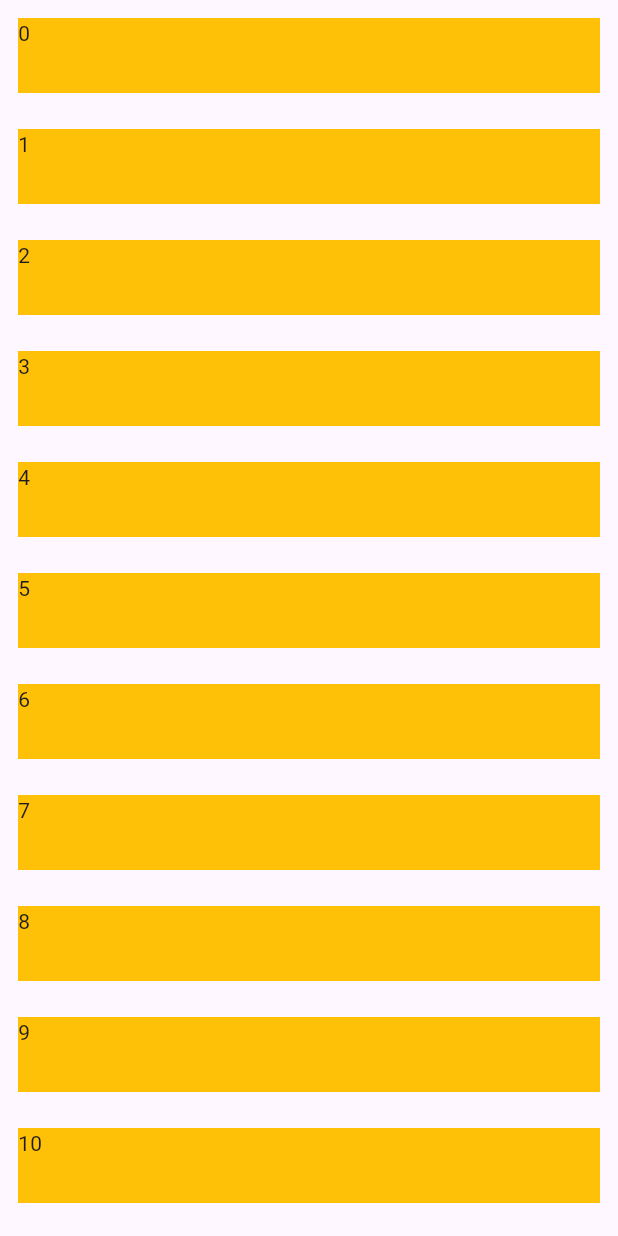
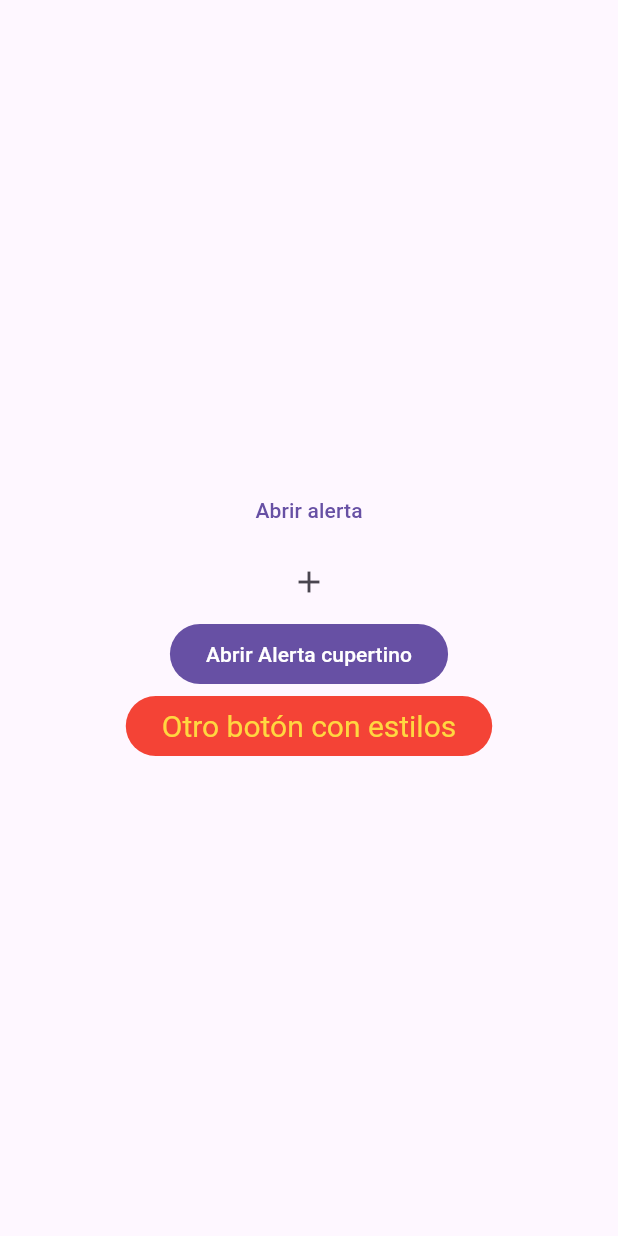
Before and after one commit to RicharC293/hola_mundo_5ta_3d, a Flutter app: the screen it shows after launch, on a phone screen of 412 x 824 dp. Run offline on Flutter 3.47's test engine with Material 3 defaults, Android fonts, the phone set to English and light mode, and no system bars.

Commit message:
Add route names to CenterLayout, Layout, Listas, ListasListView, HomeScreen, and Tarjetas; implement Alertas and Tarea screens; update main.dart to set Alertas as home widget and configure routes.

```diff
--- /dev/null
+++ b/lib/alertas.dart
@@ -0,0 +1,118 @@
+import 'package:flutter/cupertino.dart';
+import 'package:flutter/material.dart';
+
+// En flutter puedes crear alertas tipo modal y bottom sheet
+// https://api.flutter.dev/flutter/material/AlertDialog-class.html
+// https://api.flutter.dev/flutter/material/BottomSheet-class.html
+
+class Alertas extends StatelessWidget {
+  const Alertas({super.key});
+
+  static const String routeName = "/alertas";
+
+  @override
+  Widget build(BuildContext context) {
+    return Scaffold(
+      body: Center(
+        child: Column(
+          mainAxisAlignment: MainAxisAlignment.center,
+          children: [
+            // Los botones son desde material
+            // TextButton es un botón que representa un botón tipo texto sin estilos.
+            TextButton(
+              onPressed: () {
+                // Mostrar una alerta
+                showDialog(
+                  context: context,
+                  builder: (context) {
+                    return AlertDialog(
+                      title: Text("Alerta"),
+                      content: Text("Esta es una alerta de ejemplo"),
+                      actions: [
+                        TextButton(
+                          onPressed: () {
+                            Navigator.of(context).pop(); // Cerrar la alerta
+                          },
+                          child: Text("Cerrar"),
+                        ),
+                      ],
+                    );
+                  },
+                );
+              },
+              child: Text("Abrir alerta"),
+            ),
+
+            // IconButton se usa para crear un botón de icono
+            IconButton(
+              onPressed: () {
+                // Mostrar un bottom sheet
+                showModalBottomSheet(
+                  context: context,
+                  builder: (context) {
+                    return SizedBox(
+                      height: 200,
+                      child: Center(child: Text("Este es un bottom sheet")),
+                    );
+                  },
+                );
+              },
+              icon: Icon(Icons.add),
+            ),
+
+            // FilledButton este tipo de botones es de uso general
+            FilledButton(
+              onPressed: () {
+                showCupertinoDialog(
+                  context: context,
+                  builder: (context) {
+                    return CupertinoAlertDialog(
+                      title: Text("Alerta Cupertino"),
+                      content: Text(
+                        "Esta es una alerta de ejemplo estilo Cupertino",
+                      ),
+                      actions: [
+                        TextButton(
+                          onPressed: () {
+                            Navigator.of(context).pop(); // Cerrar la alerta
+                          },
+                          child: Text("Cerrar"),
+                        ),
+                      ],
+                    );
+                  },
+                );
+              },
+              child: Text("Abrir Alerta cupertino"),
+            ),
+
+            // Hay un sin número de botones que puedes usar, según el diseño que tu quieras
+            // https://api.flutter.dev/flutter/material/ButtonStyle-class.html
+
+            // Actualizar los estilos de los botones
+            // Lo puedes hacer en el tema, pero si el cambio es puntual usa esto:
+            FilledButton(
+              onPressed: () {},
+              style: ButtonStyle(
+                backgroundColor: WidgetStatePropertyAll(Colors.red),
+                textStyle: WidgetStateProperty.resolveWith((value) {
+                  if (value.contains(WidgetState.pressed)) {
+                    return TextStyle(fontWeight: FontWeight.bold);
+                  }
+                  return TextStyle(fontSize: 20);
+                }),
+                foregroundColor: WidgetStateColor.resolveWith((value) {
+                  if (value.contains(WidgetState.pressed)) {
+                    return Colors.purple;
+                  }
+                  return Colors.amberAccent;
+                }),
+              ),
+              child: Text("Otro botón con estilos"),
+            ),
+          ],
+        ),
+      ),
+    );
+  }
+}
--- a/lib/center.dart
+++ b/lib/center.dart
@@ -2,6 +2,8 @@ import 'package:flutter/material.dart';
 
 class CenterLayout extends StatelessWidget {
   const CenterLayout({super.key});
+
+  static const String routeName = "/center";
 
   @override
   Widget build(BuildContext context) {
--- a/lib/layout.dart
+++ b/lib/layout.dart
@@ -2,6 +2,8 @@ import 'package:flutter/material.dart';
 
 class Layout extends StatelessWidget {
   const Layout({super.key});
+
+  static const String routeName = "/layout";
 
   @override
   Widget build(BuildContext context) {
--- a/lib/listas.dart
+++ b/lib/listas.dart
@@ -2,6 +2,8 @@ import 'package:flutter/material.dart';
 
 class Listas extends StatelessWidget {
   const Listas({super.key});
+
+  static const String routeName = "/listas";
 
   @override
   Widget build(BuildContext context) {
--- a/lib/listas_list_view.dart
+++ b/lib/listas_list_view.dart
@@ -2,6 +2,9 @@ import 'package:flutter/material.dart';
 
 class ListasListView extends StatelessWidget {
   const ListasListView({super.key});
+
+  static const String routeName = "/listas_list_view";
+
   // Variable List<String> _informacion;
   @override
   Widget build(BuildContext context) {
--- a/lib/main.dart
+++ b/lib/main.dart
@@ -1,8 +1,12 @@
 import 'package:flutter/material.dart';
+import 'package:hola_mundo/alertas.dart';
 import 'package:hola_mundo/center.dart';
+import 'package:hola_mundo/home_screen.dart';
 import 'package:hola_mundo/layout.dart';
 import 'package:hola_mundo/listas.dart';
 import 'package:hola_mundo/listas_list_view.dart';
+import 'package:hola_mundo/tarjetas.dart';
+import 'package:hola_mundo/utils/router.dart';
 
 void main() => runApp(MyApp());
 
@@ -20,7 +24,11 @@ class _MyAppState extends State<MyApp> {
   Widget build(BuildContext context) {
     return MaterialApp(
       title: 'Material App',
-      home: ListasListView(),
+      // Ahora se ubican las rutas en un archivo separado
+      // routes: routes,
+      // Se define la ruta inicial
+      // initialRoute: HomeScreen.routeName,
+      home: Alertas(),
       /*home: Scaffold(
         appBar: AppBar(
           title: const Text('Material App Bar'),
--- /dev/null
+++ b/lib/utils/router.dart
@@ -0,0 +1,9 @@
+
+import 'package:hola_mundo/home_screen.dart';
+import 'package:hola_mundo/layout.dart';
+
+final routes = {
+  HomeScreen.routeName: (context) => const HomeScreen(),
+  Layout.routeName: (context) => const Layout(),
+  // Agrega aquí más rutas según sea necesario:
+};
```
Also changed, not shown: lib/home_screen.dart (added, +25 -0 lines), lib/tarea.dart (added, +9 -0 lines), lib/tarjetas.dart (added, +67 -0 lines).
